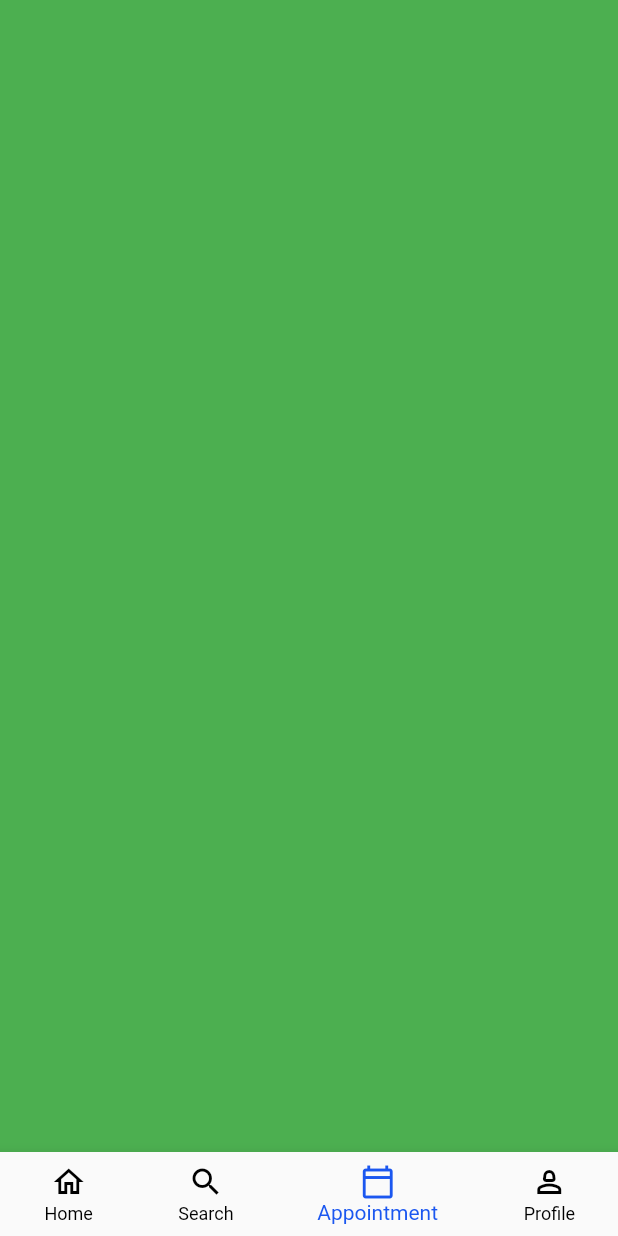
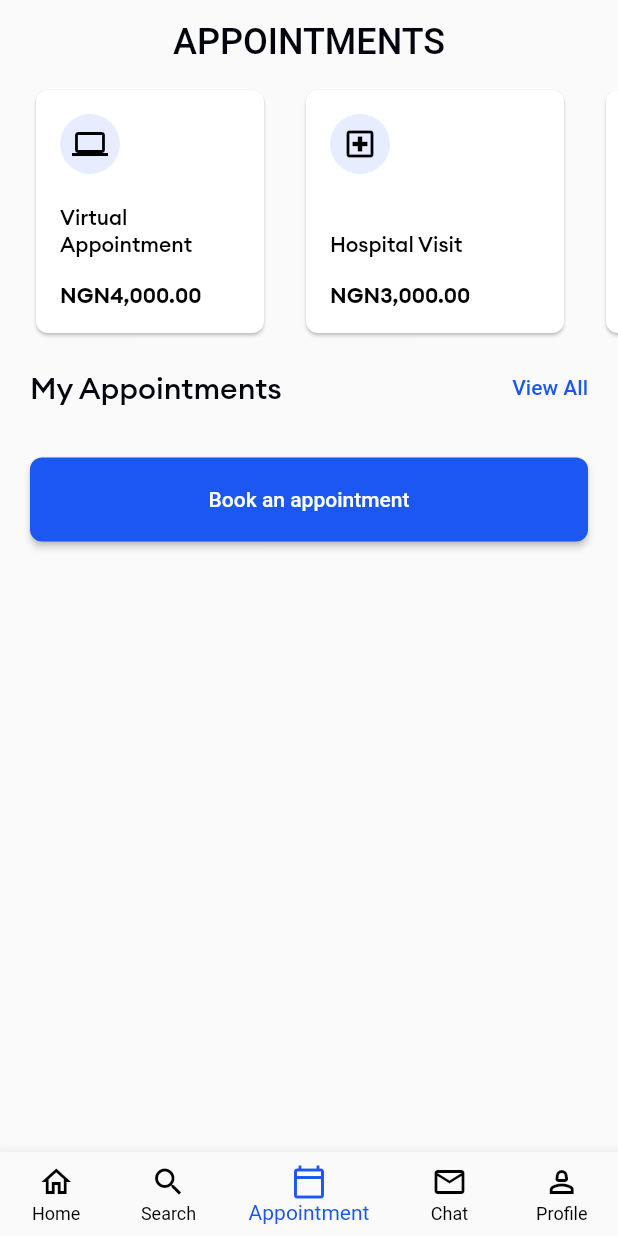
Before and after one commit to logickoder/hospital-app-link-up-ui, a Flutter app: the screen it shows after launch, item 3 of the bottom bar chosen, on a phone screen of 412 x 824 dp. Run offline on Flutter 3.47's test engine with Material 2 defaults, Android fonts, the phone set to English and light mode, and no system bars; our stand-ins replace cached_network_image, flutter_riverpod, flutter_svg, font_awesome_flutter; network calls fail.

Commit message:
feat: created base appointments_screen.dart

```diff
--- /dev/null
+++ b/lib/appointment/appointments_screen.dart
@@ -0,0 +1,65 @@
+import 'package:flutter/material.dart';
+
+import '../common/resources.dart';
+import '../common/widgets/button.dart';
+import '../common/widgets/top_bar.dart';
+import 'appointment_tile.dart';
+
+class AppointmentsScreen extends StatelessWidget {
+  const AppointmentsScreen({
+    Key? key,
+    required this.bookAppointment,
+  }) : super(key: key);
+
+  final VoidCallback bookAppointment;
+
+  @override
+  Widget build(BuildContext context) {
+    final theme = Theme.of(context);
+    return Scaffold(
+      appBar: const TopBar(title: 'APPOINTMENTS'),
+      body: Column(
+        children: [
+          AppointmentTiles(),
+          Padding(
+            padding: const EdgeInsets.all(AppPadding.normal),
+            child: Column(
+              crossAxisAlignment: CrossAxisAlignment.start,
+              children: [
+                Row(
+                  children: [
+                    Expanded(
+                      child: Text(
+                        'My Appointments',
+                        style: theme.textTheme.titleLarge?.copyWith(
+                          fontFamily: AppFonts.titleFamily,
+                          fontWeight: FontWeight.w500,
+                        ),
+                      ),
+                    ),
+                    const SizedBox(width: AppPadding.medium),
+                    Text(
+                      'View All',
+                      style: theme.textTheme.bodyLarge?.copyWith(
+                        color: theme.colorScheme.primary,
+                      ),
+                    ),
+                  ],
+                ),
+                Padding(
+                  padding: const EdgeInsets.symmetric(
+                    vertical: AppPadding.extraLarge,
+                  ),
+                  child: Button(
+                    text: 'Book an appointment',
+                    onClick: bookAppointment,
+                  ),
+                ),
+              ],
+            ),
+          ),
+        ],
+      ),
+    );
+  }
+}
--- a/lib/dashboard/dashboard_screen.dart
+++ b/lib/dashboard/dashboard_screen.dart
@@ -1,6 +1,7 @@
 import 'package:flutter/material.dart';
 import 'package:flutter_riverpod/flutter_riverpod.dart';
 
+import '../appointment/appointments_screen.dart';
 import '../home/home_screen.dart';
 import '../search/search_screen.dart';
 
@@ -22,6 +23,10 @@ class DashboardScreen extends ConsumerWidget {
             goToSearch: () => ref.read(_pageIndexProvider.notifier).state = 1,
           ),
           const SearchScreen(),
+          AppointmentsScreen(
+            bookAppointment: () =>
+                ref.read(_pageIndexProvider.notifier).state = 1,
+          ),
           Container(
             color: Colors.green,
           ),
@@ -45,6 +50,10 @@ class DashboardScreen extends ConsumerWidget {
             label: 'Appointment',
           ),
           BottomNavigationBarItem(
+            icon: Icon(Icons.email_outlined),
+            label: 'Chat',
+          ),
+          BottomNavigationBarItem(
             icon: Icon(Icons.person_2_outlined),
             label: 'Profile',
           ),
```
